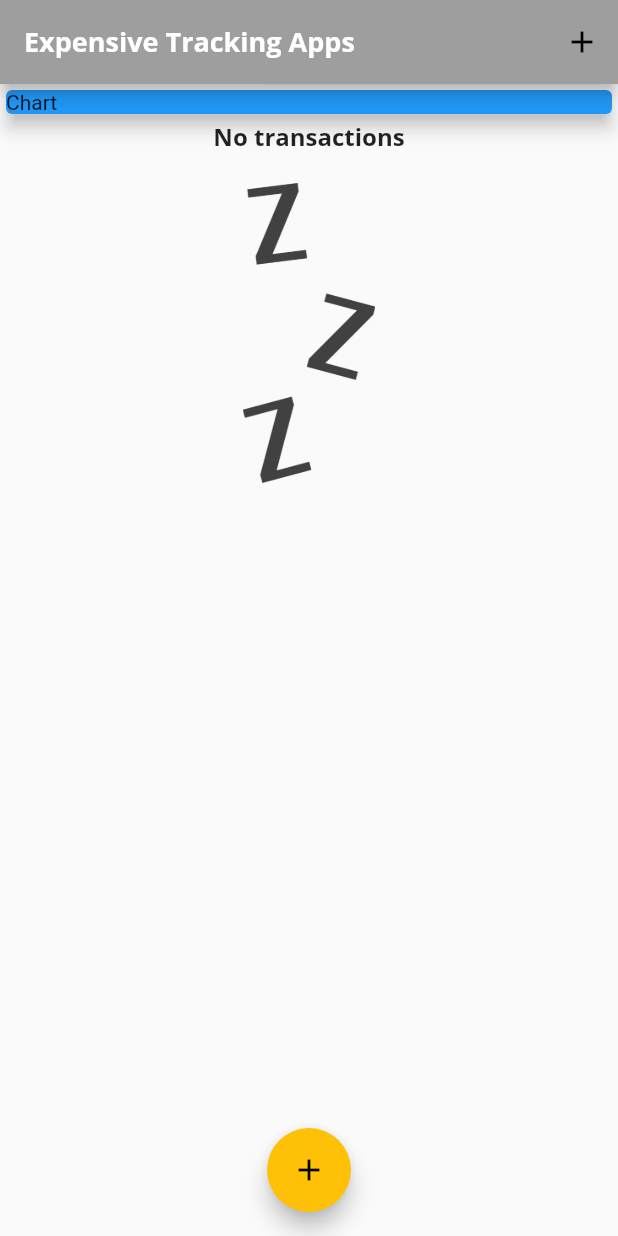
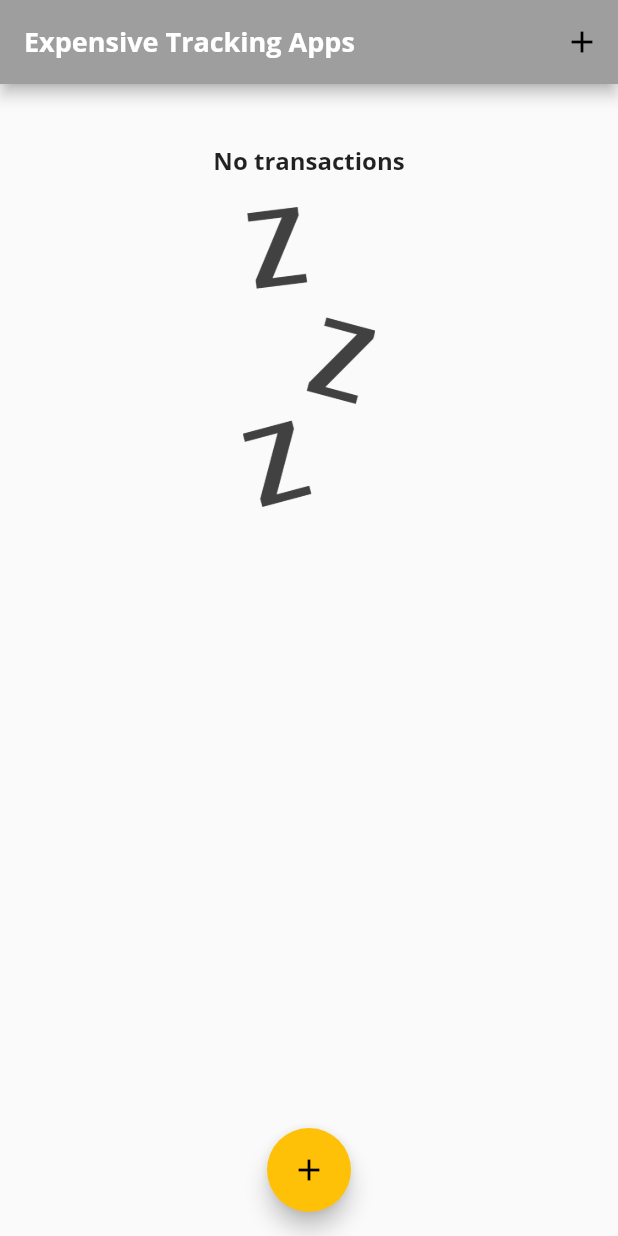
Before and after one commit to RadiRS/ft-expanse-tracker, a Flutter app: the screen it shows after launch, on a phone screen of 412 x 824 dp. Run offline on Flutter 3.47's test engine with Material 2 defaults, Android fonts, the phone set to English and light mode, and no system bars.

Commit message:
Ganerate data recent transactions for chart widget

```diff
--- a/lib/main.dart
+++ b/lib/main.dart
@@ -1,4 +1,5 @@
 import 'package:expensive_track/models/transaction.dart';
+import 'package:expensive_track/widgets/chart.dart';
 import 'package:expensive_track/widgets/new_transaction.dart';
 import 'package:expensive_track/widgets/transaction_list.dart';
 import 'package:flutter/material.dart';
@@ -66,6 +67,18 @@ class _MyHomePageState extends State<MyHomePage> {
     // ),
   ];
 
+  List<Transaction> get _recentTransactions {
+    return _userTransactions
+        .where(
+          (element) => element.date.isAfter(
+            DateTime.now().subtract(
+              Duration(days: 7),
+            ),
+          ),
+        )
+        .toList();
+  }
+
   void _addNewTransaction(String title, double amount) {
     final newTransaction = Transaction(
       id: DateTime.now().toString(),
@@ -101,14 +114,7 @@ class _MyHomePageState extends State<MyHomePage> {
       body: SingleChildScrollView(
         child: Column(
           children: [
-            Container(
-              width: double.infinity,
-              child: Card(
-                color: Colors.blue,
-                elevation: 5,
-                child: Text('Chart'),
-              ),
-            ),
+            Chart(_recentTransactions),
             TransactionList(_userTransactions),
           ],
         ),
--- /dev/null
+++ b/lib/widgets/chart.dart
@@ -0,0 +1,42 @@
+import 'package:flutter/material.dart';
+import 'package:expensive_track/models/transaction.dart';
+import 'package:intl/intl.dart';
+
+class Chart extends StatelessWidget {
+  final List<Transaction> recentTransactions;
+
+  Chart(this.recentTransactions);
+
+  List<Map<String, Object>> get groupedTransactionsValues {
+    return List.generate(7, (index) {
+      final weekDay = DateTime.now().subtract(Duration(days: index));
+      double totalSum = 0.0;
+
+      for (var i = 0; i < recentTransactions.length; i++) {
+        if (recentTransactions[i].date.day == weekDay.day &&
+            recentTransactions[i].date.month == weekDay.month &&
+            recentTransactions[i].date.year == weekDay.year) {
+          totalSum += recentTransactions[i].amount;
+        }
+      }
+
+      return {
+        'day': DateFormat.E().format(weekDay),
+        'amount': totalSum,
+      };
+    });
+  }
+
+  @override
+  Widget build(BuildContext context) {
+    print(groupedTransactionsValues);
+    return Card(
+      color: Colors.blue,
+      elevation: 6,
+      margin: EdgeInsets.all(20),
+      child: Row(
+        children: [],
+      ),
+    );
+  }
+}
```
